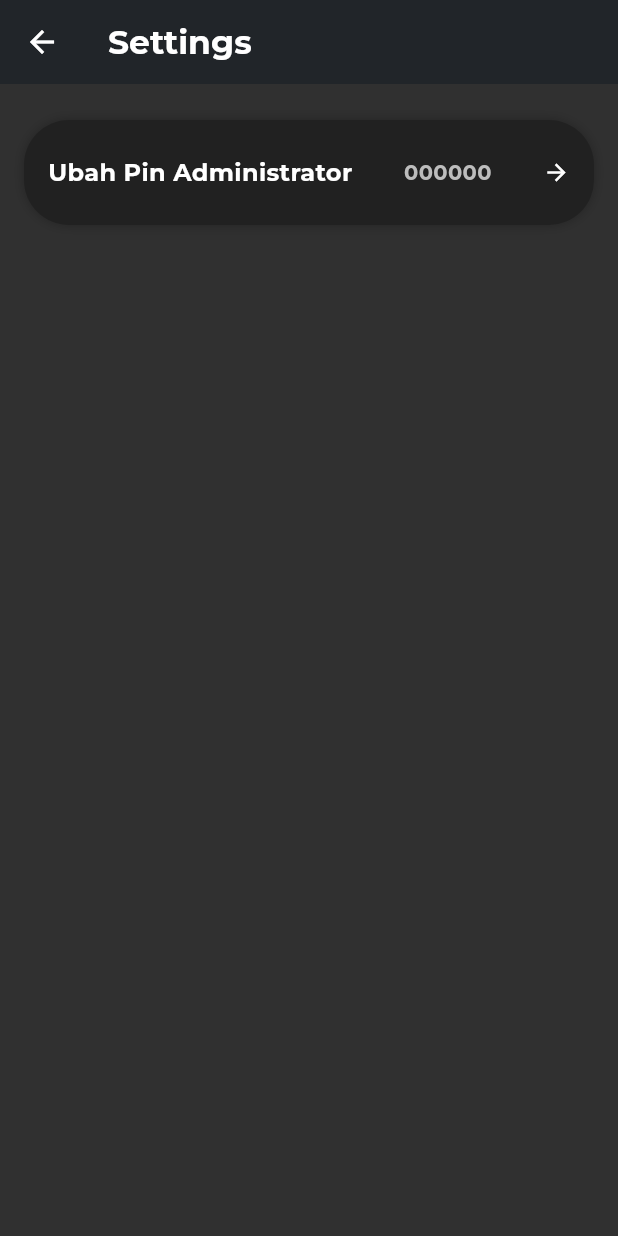
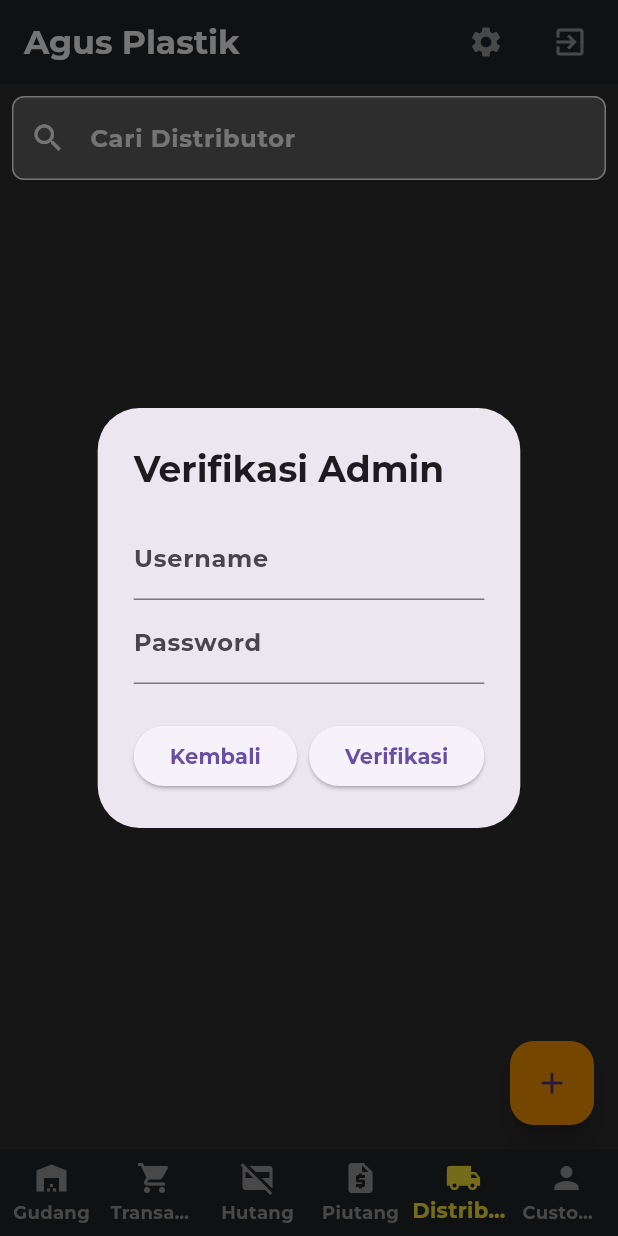
Before and after one commit to DimasAnjayMabar/test1, a Flutter app: the Homepage screen opened by its route, item 5 of the bottom bar chosen, after a tap on the "settings" icon, on a phone screen of 412 x 824 dp. Run offline on Flutter 3.47's test engine with Material 3 defaults, Android fonts, the phone set to English and light mode, and no system bars; our stand-ins replace flutter_secure_storage; accounts and stored records are empty; network calls fail; project files that could hold a hidden picture were left out.

```diff
--- a/lib/HomePage.dart
+++ b/lib/HomePage.dart
@@ -8,6 +8,7 @@ import 'package:test1/list_loader/BuildPiutang.dart';
 import 'package:test1/list_loader/BuildTransaksi.dart';
 import 'package:test1/list_loader/SettingsPage.dart';
 import 'package:test1/popups/ExitPopup.dart';
+import 'package:test1/popups/verify/verify_admin.dart';
 
 class Homepage extends StatefulWidget {
   const Homepage({super.key});
@@ -49,6 +50,16 @@ class HomepageState extends State<Homepage>
     super.dispose();
   }
 
+  // Fungsi untuk menampilkan dialog VerifyAdmin
+  void _showVerifyAdminDialog() {
+    showDialog(
+      context: context,
+      builder: (BuildContext context) {
+        return const VerifyAdmin(); // Panggil VerifyAdmin yang sudah diimpor
+      },
+    );
+  }
+
   @override
   Widget build(BuildContext context) {
     return Scaffold(
@@ -63,8 +74,7 @@ class HomepageState extends State<Homepage>
             icon: const Icon(Icons.settings),
             color: Colors.grey,
             onPressed: () {
-              Navigator.push(context,
-                  MaterialPageRoute(builder: (context) => const Settingspage()));
+              _showVerifyAdminDialog();
             },
           ),
           const SizedBox(width: 8),
@@ -73,8 +83,7 @@ class HomepageState extends State<Homepage>
             onKey: (RawKeyEvent event) {
               if (event is RawKeyDownEvent &&
                   event.logicalKey == LogicalKeyboardKey.escape) {
-                Exitpopup.showExitPopup(
-                    context);
+                Exitpopup.showExitPopup(context);
               }
             },
             child: IconButton(
@@ -93,12 +102,26 @@ class HomepageState extends State<Homepage>
       body: TabBarView(
         controller: _tabController,
         children: [
-          _selectedIndex == 0 ? const Buildgudang() : _buildTab(0, ""),//mengarahkan menu ke loader build gudang untuk memunculkan list produk
-          _selectedIndex == 1 ? const Buildtransaksi() : _buildTab(1, ""),//mengarahkan ke loader transaksi
-          _selectedIndex == 2 ? const Buildhutang() : _buildTab(2, ""),//mengarahkan ke loader hutang
-          _selectedIndex == 3 ? const Buildpiutang() : _buildTab(3, ""),//mengarahkan ke loader piutang
-          _selectedIndex == 4 ? const Builddistributor() : _buildTab(4, ""),//mengarahkan menu ke loader build distibutor untuk memunculkan list distributor
-          _selectedIndex == 5 ? const Buildcustomer() : _buildTab(5, "")//mengarahkan ke loader customer
+          _selectedIndex == 0
+              ? const Buildgudang()
+              : _buildTab(0,
+                  ""), //mengarahkan menu ke loader build gudang untuk memunculkan list produk
+          _selectedIndex == 1
+              ? const Buildtransaksi()
+              : _buildTab(1, ""), //mengarahkan ke loader transaksi
+          _selectedIndex == 2
+              ? const Buildhutang()
+              : _buildTab(2, ""), //mengarahkan ke loader hutang
+          _selectedIndex == 3
+              ? const Buildpiutang()
+              : _buildTab(3, ""), //mengarahkan ke loader piutang
+          _selectedIndex == 4
+              ? const Builddistributor()
+              : _buildTab(4,
+                  ""), //mengarahkan menu ke loader build distibutor untuk memunculkan list distributor
+          _selectedIndex == 5
+              ? const Buildcustomer()
+              : _buildTab(5, "") //mengarahkan ke loader customer
         ],
       ),
       bottomNavigationBar: BottomNavigationBar(
@@ -152,7 +175,8 @@ class HomepageState extends State<Homepage>
   Widget _buildTab(int index, String text) {
     return Center(
       child: Text(text,
-          textAlign: TextAlign.center, style: const TextStyle(color: Colors.black)),
+          textAlign: TextAlign.center,
+          style: const TextStyle(color: Colors.black)),
     );
   }
 }
--- a/lib/main.dart
+++ b/lib/main.dart
@@ -13,7 +13,7 @@ class MyApp extends StatelessWidget {
   @override
   Widget build(BuildContext context) {
     return MaterialApp(
-      title: 'Test 1',
+      title: 'Toko Agus Plastik',
       debugShowCheckedModeBanner: false,
       theme: ThemeData(
         fontFamily: 'Montserratt'
--- /dev/null
+++ b/lib/popups/verify/verify_admin.dart
@@ -0,0 +1,128 @@
+import 'dart:convert';
+import 'package:flutter/material.dart';
+import 'package:http/http.dart' as http;
+import 'package:test1/beans/user.dart';
+import 'package:test1/list_loader/SettingsPage.dart';
+
+class VerifyAdmin extends StatefulWidget {
+  const VerifyAdmin({super.key});
+
+  @override
+  _VerifyAdminState createState() => _VerifyAdminState();
+}
+
+class _VerifyAdminState extends State<VerifyAdmin> {
+  // Inisialisasi
+  final _formKey = GlobalKey<FormState>();
+
+  String? username_admin;
+  String? password_admin;
+  String? selectedAdminId;
+
+  // Fungsi untuk submit data produk baru
+  Future<void> _loginForm() async {
+    if (_formKey.currentState!.validate()) {
+      _formKey.currentState!.save();
+
+      try {
+        final user = await User.getUserCredentials();
+        if (user == null) throw Exception('User not found');
+
+        // Show loading indicator while the request is being processed
+        showDialog(
+          context: context,
+          builder: (BuildContext context) {
+            return const Center(child: CircularProgressIndicator());
+          },
+        );
+
+        final response = await http.post(
+          Uri.parse('http://${user.serverIp}:3000/verify-admin'),
+          headers: {'Content-Type': 'application/json'},
+          body: json.encode({
+            'servername': user.serverIp,
+            'username': user.username,
+            'password': user.password,
+            'database': user.database,
+            'username_admin': username_admin,
+            'password_admin': password_admin,
+          }),
+        );
+
+        Navigator.pop(context); // Close the loading indicator dialog
+
+        if (response.statusCode == 200) {
+          ScaffoldMessenger.of(context).showSnackBar(
+            const SnackBar(content: Text('Admin verified successfully!')),
+          );
+          // Navigasi ke Settingspage setelah verifikasi berhasil
+          Navigator.pushAndRemoveUntil(
+            context,
+            MaterialPageRoute(builder: (context) => const Settingspage()),
+            (Route<dynamic> route) => false, // Hapus semua rute sebelumnya
+          );
+        } else {
+          throw Exception('Failed to verify admin: ${response.body}');
+        }
+      } catch (e) {
+        Navigator.pop(context); // Close the loading indicator on error
+        ScaffoldMessenger.of(context).showSnackBar(
+          SnackBar(content: Text('Error: $e')),
+        );
+      }
+    }
+  }
+
+  // UI for the form
+  @override
+  Widget build(BuildContext context) {
+    return AlertDialog(
+      title: const Text(
+        'Verifikasi Admin',
+        style: TextStyle(fontWeight: FontWeight.bold),
+      ),
+      content: SingleChildScrollView(
+        child: Form(
+          key: _formKey,
+          child: Column(
+            mainAxisSize: MainAxisSize.min,
+            children: [
+              TextFormField(
+                decoration: const InputDecoration(labelText: 'Username'),
+                validator: (value) {
+                  if (value == null || value.isEmpty) {
+                    return 'Masukkan username';
+                  }
+                  return null;
+                },
+                onSaved: (value) => username_admin = value,
+              ),
+              TextFormField(
+                decoration: const InputDecoration(labelText: 'Password'),
+                keyboardType: TextInputType.text,
+                obscureText: true, // Hide the input for password
+                validator: (value) {
+                  if (value == null || value.isEmpty) {
+                    return 'Masukkan password yang benar';
+                  }
+                  return null;
+                },
+                onSaved: (value) => password_admin = value,
+              ),
+            ],
+          ),
+        ),
+      ),
+      actions: [
+        ElevatedButton(
+          onPressed: () => Navigator.of(context).pop(false), // Return false if cancel
+          child: const Text('Kembali'),
+        ),
+        ElevatedButton(
+          onPressed: _loginForm, // Submit form for verification
+          child: const Text('Verifikasi'),
+        ),
+      ],
+    );
+  }
+}
```
Also changed, not shown: lib/list_loader/SettingsPage.dart (+24 -6 lines).
